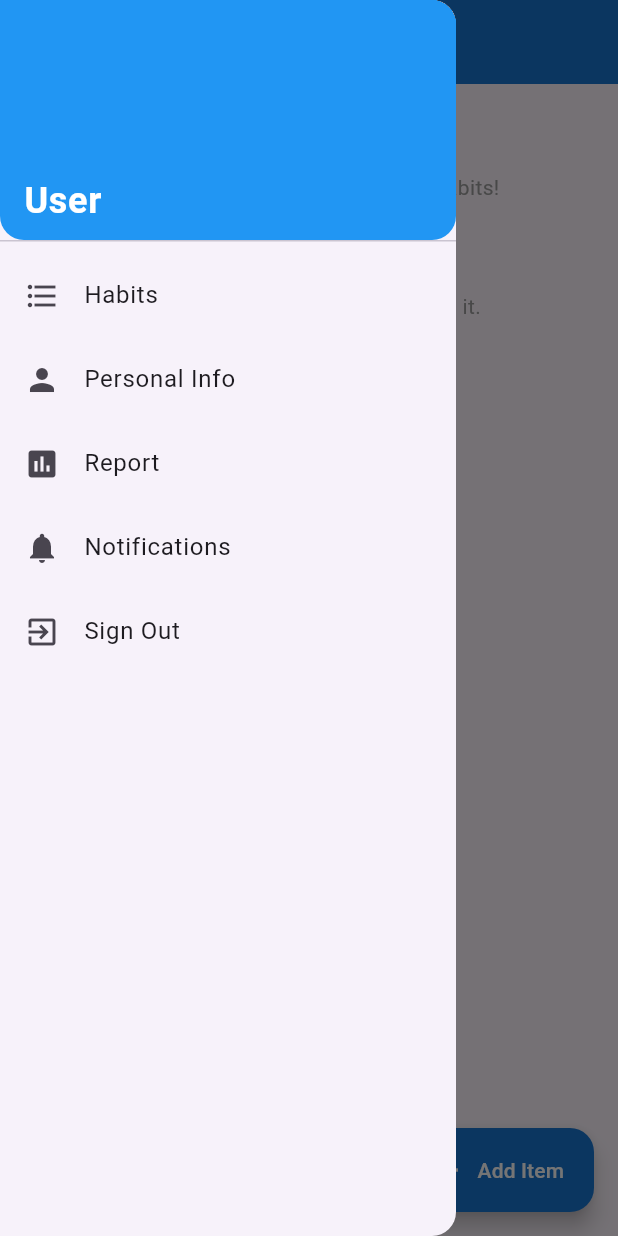
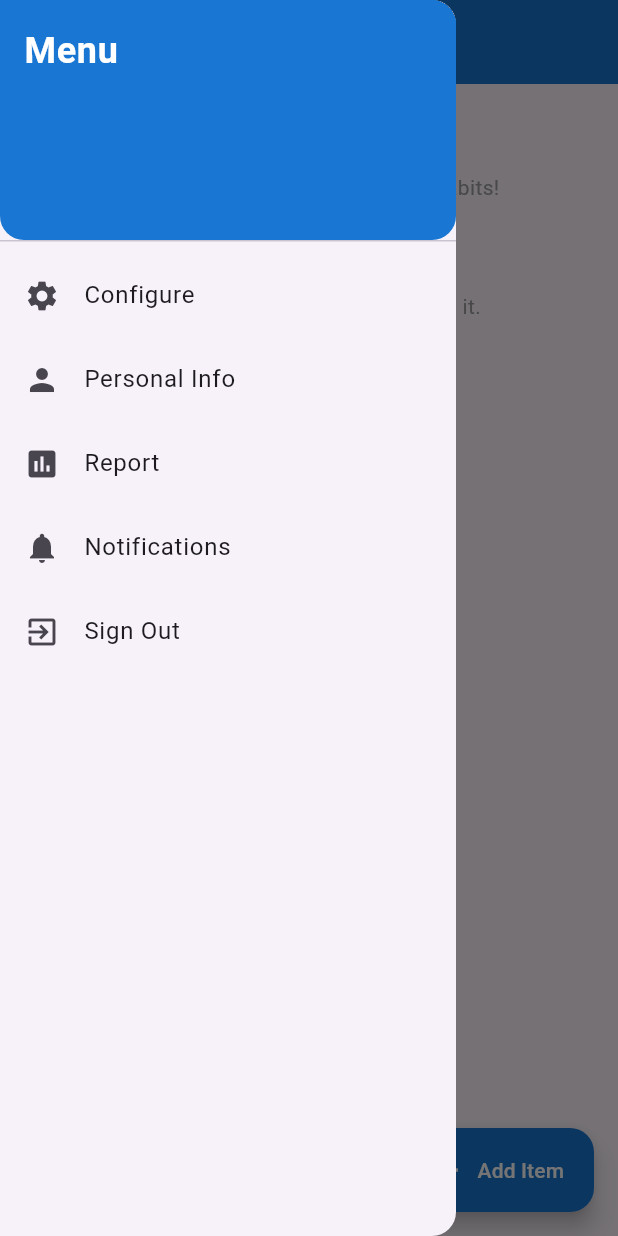
Before and after one commit to KhaledMoheb/habit_tracker, a Flutter app: the HomeScreen screen opened by its route, with the side drawer open, on a phone screen of 412 x 824 dp. Run offline on Flutter 3.47's test engine with Material 3 defaults, Android fonts, the phone set to English and light mode, and no system bars; our stand-ins replace fluttertoast, shared_preferences; accounts and stored records are empty.

Commit message:
Adjusted side drawer to be similar to screenshot

```diff
--- a/lib/screens/home_screen.dart
+++ b/lib/screens/home_screen.dart
@@ -167,16 +167,16 @@ class _HomeScreenState extends State<HomeScreen> {
           children: <Widget>[
             DrawerHeader(
               decoration: BoxDecoration(
-                color: Colors.blue,
+                color: Colors.blue[700],
                 borderRadius: const BorderRadius.only(
                   bottomLeft: Radius.circular(16),
                   bottomRight: Radius.circular(16),
                 ),
               ),
               child: Align(
-                alignment: Alignment.bottomLeft,
+                alignment: Alignment.topLeft,
                 child: Text(
-                  name,
+                  'Menu',
                   style: const TextStyle(
                     color: Colors.white,
                     fontSize: 24,
@@ -186,8 +186,8 @@ class _HomeScreenState extends State<HomeScreen> {
               ),
             ),
             ListTile(
-              leading: const Icon(Icons.format_list_bulleted),
-              title: const Text('Habits'),
+              leading: const Icon(Icons.settings),
+              title: const Text('Configure'),
               onTap: () => Navigator.pop(context),
             ),
             ListTile(
@@ -219,16 +219,20 @@ class _HomeScreenState extends State<HomeScreen> {
       appBar: AppBar(
         leading: Builder(
           builder: (context) => IconButton(
-            icon: const Icon(Icons.menu),
+            icon: const Icon(Icons.menu, color: Colors.black),
             onPressed: () => Scaffold.of(context).openDrawer(),
           ),
         ),
         title: Text(
           'Welcome, $name!',
-          style: const TextStyle(fontWeight: FontWeight.bold),
+          style: const TextStyle(
+            fontWeight: FontWeight.bold,
+            color: Colors.white, // White text
+          ),
         ),
         centerTitle: true,
         backgroundColor: Colors.blue[700],
+        foregroundColor: Colors.white,
       ),
       body: _isLoading
           ? const Center(child: CircularProgressIndicator())
```
